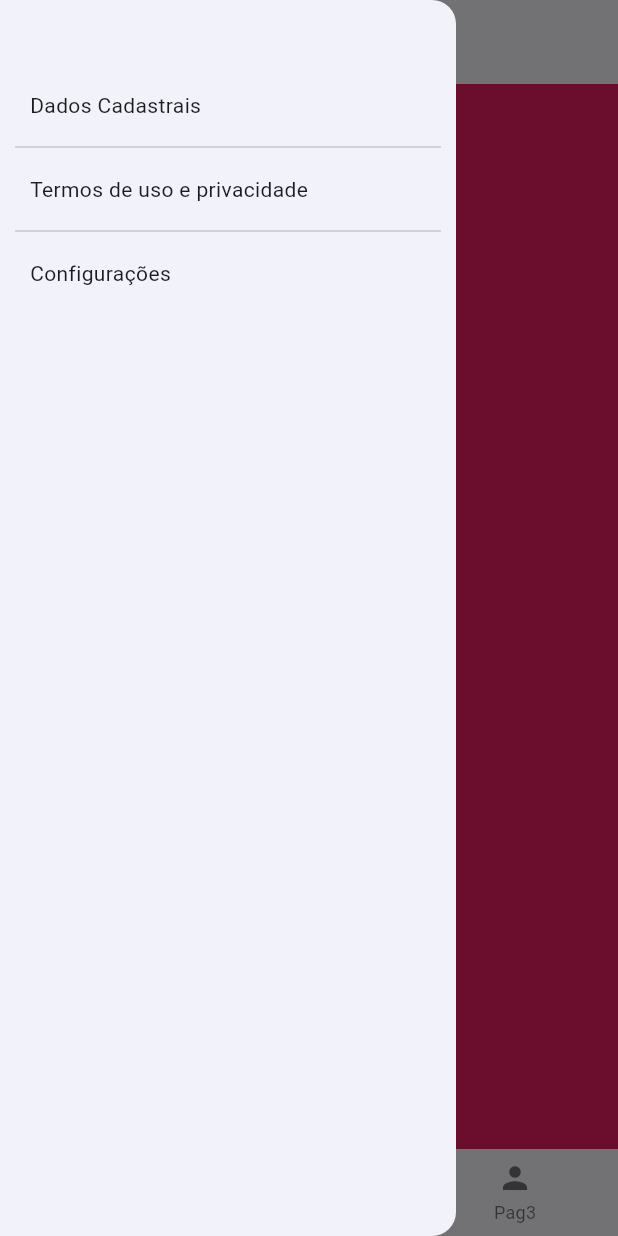
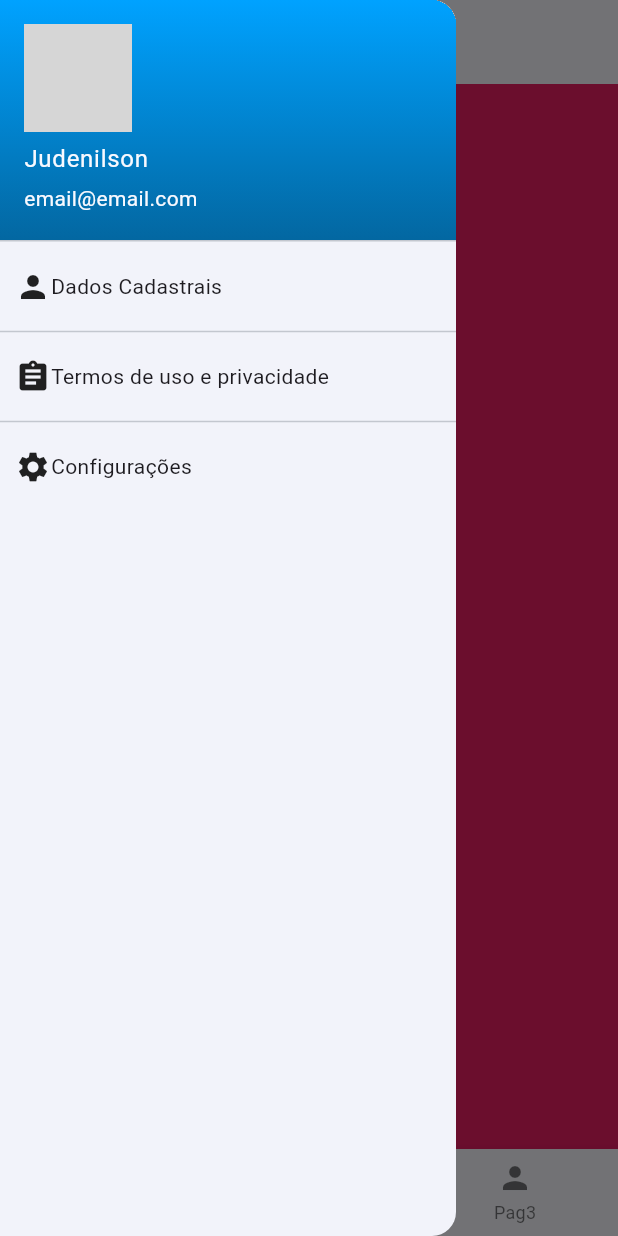
Before and after one commit to Judenilson/dio-flutter-navigation-app, a Flutter app: the MainPage screen opened directly, with the side drawer open, on a phone screen of 412 x 824 dp. Run offline on Flutter 3.47's test engine with Material 3 defaults, Android fonts, the phone set to English and light mode, and no system bars; our stand-ins replace google_fonts; network calls fail; Roboto replaces fonts that are missing (Dosis); grey boxes are pictures that could not be loaded.

Commit message:
custom drawer

```diff
--- a/lib/pages/main_page.dart
+++ b/lib/pages/main_page.dart
@@ -1,7 +1,7 @@
 import 'package:dio_flutter_navigation_app/pages/page_one_page.dart';
 import 'package:dio_flutter_navigation_app/pages/page_three_page.dart';
 import 'package:dio_flutter_navigation_app/pages/page_two_page.dart';
-import 'package:dio_flutter_navigation_app/pages/registration_data_page.dart';
+import 'package:dio_flutter_navigation_app/shared/widgets/custom_drawer_widget.dart';
 import 'package:flutter/material.dart';
 
 class MainPage extends StatefulWidget {
@@ -19,45 +19,7 @@ class _MainPageState extends State<MainPage> {
   Widget build(BuildContext context) {
     return Scaffold(
       appBar: AppBar(title: const Text('Main Page')),
-      drawer: Drawer(
-        child: Padding(
-          padding: const EdgeInsets.symmetric(horizontal: 10, vertical: 50),
-          child: Column(
-            crossAxisAlignment: CrossAxisAlignment.start,
-            children: [
-              InkWell(
-                child: Container(
-                    padding: const EdgeInsets.all(10),
-                    width: double.infinity,
-                    child: const Text('Dados Cadastrais')),
-                onTap: () {
-                  Navigator.pop(context); // remove o menu lateral para não atrapalhar quando voltar p MainPage
-                  Navigator.push(
-                      context,
-                      MaterialPageRoute(
-                          builder: (context) => const RegistrationDataPage()));
-                },
-              ),
-              const Divider(),
-              InkWell(
-                child: Container(
-                    padding: const EdgeInsets.all(10),
-                    width: double.infinity,
-                    child: const Text('Termos de uso e privacidade')),
-                onTap: () {},
-              ),
-              const Divider(),
-              InkWell(
-                child: Container(
-                    padding: const EdgeInsets.all(10),
-                    width: double.infinity,
-                    child: const Text('Configurações')),
-                onTap: () {},
-              ),
-            ],
-          ),
-        ),
-      ),
+      drawer: const CustomDrawerWidget(),
       body: Column(
         children: [
           Expanded(
--- /dev/null
+++ b/lib/shared/widgets/custom_drawer_widget.dart
@@ -0,0 +1,81 @@
+import 'package:dio_flutter_navigation_app/pages/registration_data_page.dart';
+import 'package:flutter/material.dart';
+
+class CustomDrawerWidget extends StatelessWidget {
+  const CustomDrawerWidget({super.key});
+
+  @override
+  Widget build(BuildContext context) {
+    return Drawer(
+      child: Column(
+        crossAxisAlignment: CrossAxisAlignment.start,
+        children: [
+          const UserAccountsDrawerHeader(
+            decoration: BoxDecoration(
+              gradient: LinearGradient(
+                begin: Alignment.topCenter,
+                end: Alignment.bottomCenter,
+                colors: <Color>[
+                  Color.fromARGB(255, 0, 162, 255),
+                  Color.fromARGB(255, 3, 103, 161),
+                ],
+              ),
+            ),
+            currentAccountPicture: CircleAvatar(
+              backgroundImage:
+                  NetworkImage('https://judenilson.com.br/img/avatar.jpg'),
+              child: null,
+            ),
+            accountName: Text('Judenilson'),
+            accountEmail: Text('email@email.com'),
+          ),
+          InkWell(
+            child: Container(
+                padding: const EdgeInsets.all(10),
+                width: double.infinity,
+                child: const Row(
+                  children: [
+                    Icon(Icons.person),
+                    Text('Dados Cadastrais'),
+                  ],
+                )),
+            onTap: () {
+              Navigator.pop(
+                  context); // remove o menu lateral para não atrapalhar quando voltar p MainPage
+              Navigator.push(
+                  context,
+                  MaterialPageRoute(
+                      builder: (context) => const RegistrationDataPage()));
+            },
+          ),
+          const Divider(),
+          InkWell(
+            child: Container(
+                padding: const EdgeInsets.all(10),
+                width: double.infinity,
+                child: const Row(
+                  children: [
+                    Icon(Icons.assignment),
+                     Text('Termos de uso e privacidade'),
+                  ],
+                )),
+            onTap: () {},
+          ),
+          const Divider(),
+          InkWell(
+            child: Container(
+                padding: const EdgeInsets.all(10),
+                width: double.infinity,
+                child: const Row(
+                  children: [
+                    Icon(Icons.settings),
+                    Text('Configurações'),
+                  ],
+                )),
+            onTap: () {},
+          ),
+        ],
+      ),
+    );
+  }
+}
```
